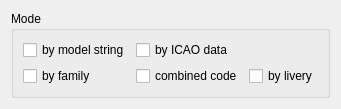
Before: the Qt Designer form src/blackgui/editors/matchingform.ui in swift-project/pilotclient, drawn with Qt 5.
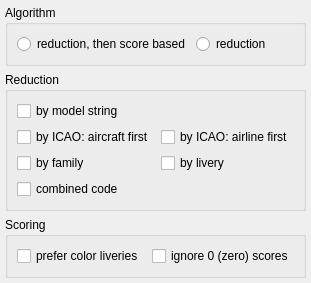
After: the same form once the commit is applied.

Commit message: Ref T298, added algorithm and score values to matching setup

Patch:
```diff
--- a/src/blackgui/editors/matchingform.ui
+++ b/src/blackgui/editors/matchingform.ui
@@ -6,49 +6,91 @@
    <rect>
     <x>0</x>
     <y>0</y>
-    <width>287</width>
-    <height>87</height>
+    <width>243</width>
+    <height>239</height>
    </rect>
   </property>
   <property name="windowTitle">
    <string>Frame</string>
   </property>
   <layout class="QVBoxLayout" name="vl_MatchingForm">
+   <property name="leftMargin">
+    <number>5</number>
+   </property>
+   <property name="topMargin">
+    <number>5</number>
+   </property>
+   <property name="rightMargin">
+    <number>5</number>
+   </property>
+   <property name="bottomMargin">
+    <number>5</number>
+   </property>
    <item>
     <widget class="QGroupBox" name="gb_Mode">
      <property name="title">
-      <string>Mode</string>
+      <string>Algorithm</string>
+     </property>
+     <layout class="QHBoxLayout" name="hl_Algorithm">
+      <item>
+       <widget class="QRadioButton" name="rb_ScoreBased">
+        <property name="text">
+         <string>reduction, then score based</string>
+        </property>
+       </widget>
+      </item>
+      <item>
+       <widget class="QRadioButton" name="rb_Reduction">
+        <property name="text">
+         <string>reduction</string>
+        </property>
+       </widget>
+      </item>
+     </layout>
+    </widget>
+   </item>
+   <item>
+    <widget class="QGroupBox" name="gb_Reduction">
+     <property name="title">
+      <string>Reduction</string>
      </property>
      <layout class="QGridLayout" name="gl_Mode">
-      <item row="0" column="0">
-       <widget class="QCheckBox" name="cb_ByModelString">
-        <property name="text">
-         <string>by model string</string>
-        </property>
-       </widget>
-      </item>
-      <item row="0" column="1">
-       <widget class="QCheckBox" name="cb_ByICAOdata">
-        <property name="text">
-         <string>by ICAO data</string>
-        </property>
-       </widget>
-      </item>
-      <item row="1" column="0">
+      <item row="2" column="0">
        <widget class="QCheckBox" name="cb_ByFamily">
         <property name="text">
          <string>by family</string>
         </property>
        </widget>
       </item>
-      <item row="1" column="1">
+      <item row="3" column="0">
        <widget class="QCheckBox" name="cb_ByCombinedCode">
         <property name="text">
          <string>combined code</string>
         </property>
        </widget>
       </item>
-      <item row="1" column="2">
+      <item row="0" column="0">
+       <widget class="QCheckBox" name="cb_ByModelString">
+        <property name="text">
+         <string>by model string</string>
+        </property>
+       </widget>
+      </item>
+      <item row="1" column="1">
+       <widget class="QCheckBox" name="cb_ByIcaoDataAirline1st">
+        <property name="text">
+         <string>by ICAO: airline first</string>
+        </property>
+       </widget>
+      </item>
+      <item row="1" column="0">
+       <widget class="QCheckBox" name="cb_ByIcaoDataAircraft1st">
+        <property name="text">
+         <string>by ICAO: aircraft first</string>
+        </property>
+       </widget>
+      </item>
+      <item row="2" column="1">
        <widget class="QCheckBox" name="cb_ByLivery">
         <property name="text">
          <string>by livery</string>
@@ -58,6 +100,29 @@
      </layout>
     </widget>
    </item>
+   <item>
+    <widget class="QGroupBox" name="gb_Scoring">
+     <property name="title">
+      <string>Scoring</string>
+     </property>
+     <layout class="QHBoxLayout" name="hl_Scoring">
+      <item>
+       <widget class="QCheckBox" name="cb_ScorePreferColorLiveries">
+        <property name="text">
+         <string>prefer color liveries</string>
+        </property>
+       </widget>
+      </item>
+      <item>
+       <widget class="QCheckBox" name="cb_ScoreIgnoreZeros">
+        <property name="text">
+         <string>ignore 0 (zero) scores</string>
+        </property>
+       </widget>
+      </item>
+     </layout>
+    </widget>
+   </item>
   </layout>
  </widget>
  <resources/>
```
Left out of the diff: 14 changed lines with no effect on the pictures. The commit also changes 8 other files.
